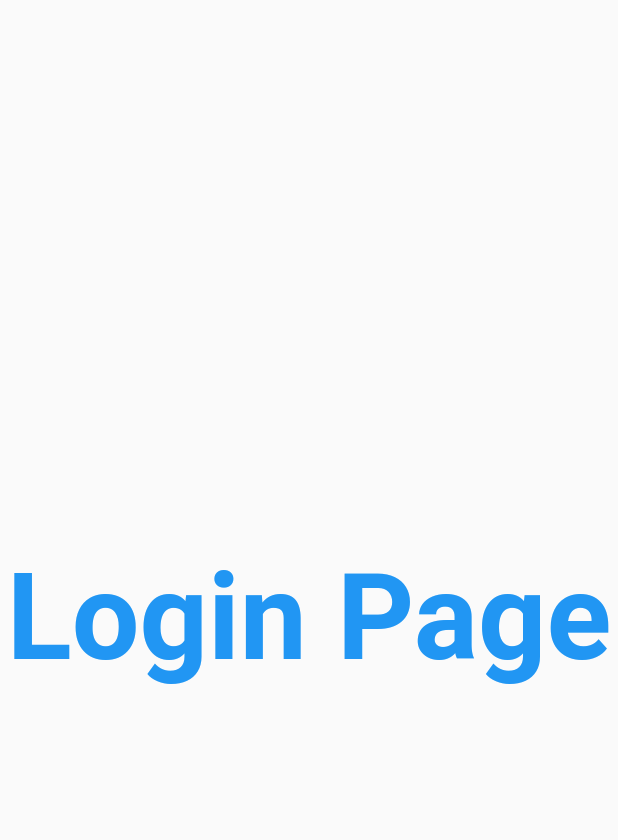
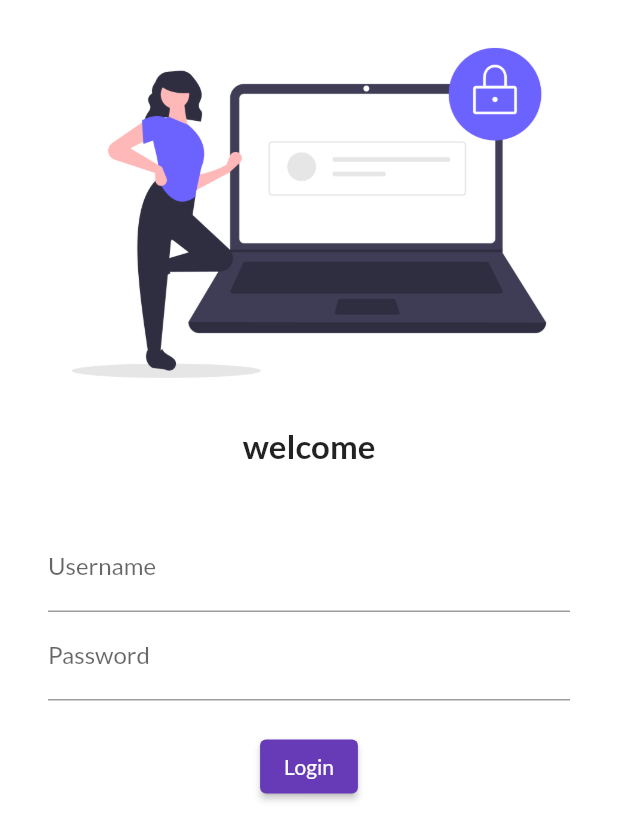
Before and after one commit to sushilgarbuja/30daysflutter, a Flutter app: the screen it shows after launch, on a phone screen of 412 x 824 dp. Shown: the top 840 px of the screen. Run offline on Flutter 3.47's test engine with Material 2 defaults, Android fonts, the phone set to English and light mode, and no system bars; our stand-ins replace google_fonts.

Commit message:
day4 completed

```diff
--- a/lib/main.dart
+++ b/lib/main.dart
@@ -1,9 +1,8 @@
-import 'package:firstapp/pages/home_page.dart';
 import 'package:flutter/material.dart';
 
 
 import 'pages/login_page.dart';
-
+import 'package:google_fonts/google_fonts.dart';
 void main() {
   runApp(MyApp());
 }
@@ -15,7 +14,10 @@ class MyApp extends StatelessWidget {
   Widget build(BuildContext context) {
     return MaterialApp(
       themeMode: ThemeMode.light,
-      theme: ThemeData(primarySwatch: Colors.deepPurple),
+      theme: ThemeData(
+      primarySwatch: Colors.deepPurple,
+      fontFamily: GoogleFonts.lato().fontFamily,
+      ),
       darkTheme: ThemeData(
         brightness: Brightness.dark,
       ),
--- a/lib/pages/login_page.dart
+++ b/lib/pages/login_page.dart
@@ -1,20 +1,55 @@
 import 'package:flutter/material.dart';
 
 class LoginPage extends StatelessWidget {
-  const LoginPage({ Key key }) : super(key: key);
+  const LoginPage({Key key}) : super(key: key);
 
   @override
   Widget build(BuildContext context) {
     return Material(
-      child: Center(
-        child: Text("Login Page",style: TextStyle(
-          fontSize: 40,
-          color: Colors.blue,
-          fontWeight: FontWeight.bold,
-        ),
-        textScaleFactor: 2.0,
-        ),
-        ),
-    );
+        color: Colors.white,
+        child: Column(
+          children: [
+            Image.asset(
+              "assets/images/login.png",
+              fit: BoxFit.cover,
+            ),
+            Text(
+              "welcome",
+              style: TextStyle(
+                fontSize: 22,
+                fontWeight: FontWeight.bold,
+              ),
+            ),
+            SizedBox(
+              height: 20.0,
+            ),
+            Padding(
+              padding:
+                  const EdgeInsets.symmetric(vertical: 19.0, horizontal: 32.0),
+              child: Column(
+                children: [
+                  TextFormField(
+                    decoration: InputDecoration(
+                        hintText: "Enter Username", labelText: "Username"),
+                  ),
+                  TextFormField(
+                    obscureText: true,
+                    decoration: InputDecoration(
+                        hintText: "Enter password", labelText: "Password"),
+                  ),
+                  SizedBox(
+                    height: 20.0,
+                  ),
+                  ElevatedButton(
+                      child: Text("Login"),
+                      style: TextButton.styleFrom(),
+                      onPressed: () {
+                        print("Hi sushil");
+                      })
+                ],
+              ),
+            )
+          ],
+        ));
   }
 }
--- a/pubspec.yaml
+++ b/pubspec.yaml
@@ -28,6 +28,7 @@ dependencies:
   # The following adds the Cupertino Icons font to your application.
   # Use with the CupertinoIcons class for iOS style icons.
   cupertino_icons: ^1.0.2
+  google_fonts: ^2.1.0
 
 dev_dependencies:
   flutter_test:
@@ -45,8 +46,8 @@ flutter:
   uses-material-design: true
 
   # To add assets to your application, add an assets section, like this:
-  # assets:
-  #   - images/a_dot_burr.jpeg
+  assets:
+    - assets/images/
   #   - images/a_dot_ham.jpeg
 
   # An image asset can refer to one or more resolution-specific "variants", see
```
Also changed, not shown: assets/images/login.png (added), pubspec.lock.
